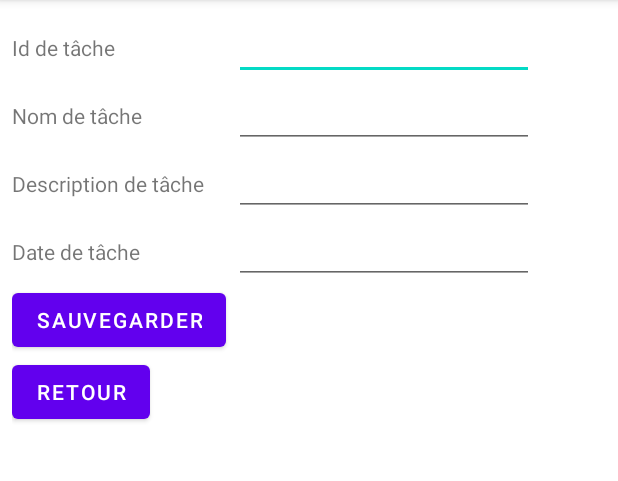
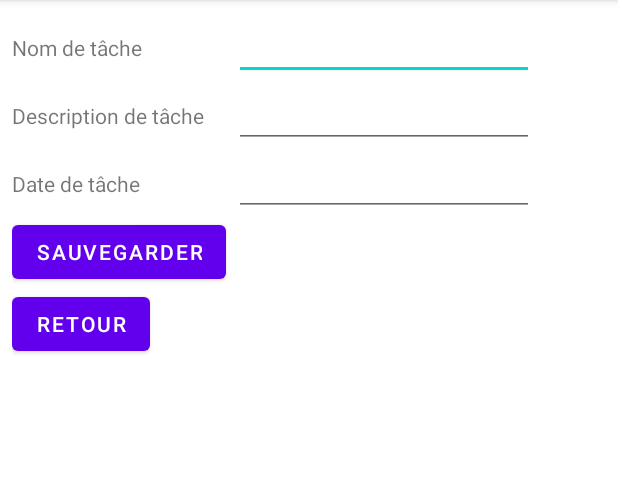
Before and after one commit to Pablo-Rio/MyTodoList, an Android app: the AddTaskActivity screen opened directly, with no data from a screen before it, after a tap on "SAUVEGARDER", on a phone screen of 412 x 824 dp, the part 84-565 px from its top. Run offline under Robolectric (Android 15) with nearby library versions, the phone set to English and light mode, and no system bars.

Commit message:
Suppression de l'ajout d'id manuel à la création de tache

```diff
--- a/app/src/main/java/iut/project/mytodolist/AddTaskActivity.kt
+++ b/app/src/main/java/iut/project/mytodolist/AddTaskActivity.kt
@@ -20,7 +20,6 @@ class AddTaskActivity : AppCompatActivity() {
     //method for saving records in database
     var idCounter = 0
     fun saveRecord(view: View) {
-        findViewById<EditText>(R.id.t_id).text.toString()
         val name = findViewById<EditText>(R.id.t_name).text.toString()
         val description = findViewById<EditText>(R.id.t_description).text.toString()
         val date = findViewById<EditText>(R.id.t_date).text.toString()
@@ -36,7 +35,6 @@ class AddTaskActivity : AppCompatActivity() {
             )
             if (status > -1) {
                 Toast.makeText(applicationContext, "Tâche sauvegardée", Toast.LENGTH_LONG).show()
-                findViewById<EditText>(R.id.t_id).text.clear()
                 findViewById<EditText>(R.id.t_name).text.clear()
                 findViewById<EditText>(R.id.t_description).text.clear()
                 findViewById<EditText>(R.id.t_date).text.clear()
--- a/app/src/main/res/layout/activity_add_task.xml
+++ b/app/src/main/res/layout/activity_add_task.xml
@@ -15,19 +15,6 @@
         android:layout_width="match_parent"
         android:layout_height="wrap_content">
 
-        <TableRow>
-            <TextView
-                android:text="@string/task_id"
-                android:layout_width="wrap_content"
-                android:layout_height="wrap_content"
-                android:layout_column="1" />
-            <EditText
-                android:id="@+id/t_id"
-                android:layout_width="200dp"
-                android:layout_height="wrap_content"
-                android:layout_marginStart="20sp"
-                android:width="150dp" />
-        </TableRow>
         <TableRow>
             <TextView
                 android:text="@string/task_name"
```
